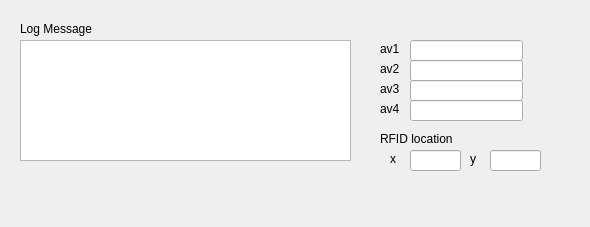
This is dialog.ui in gdkim4137/EKF as Qt 5 draws it before an edit. The edited form follows.
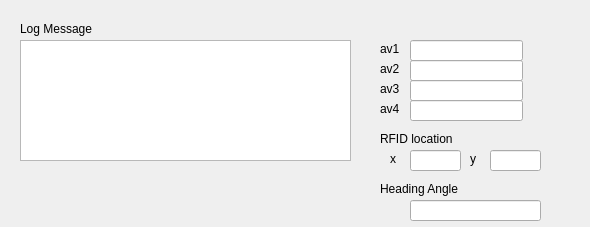
This is the edited form.

```diff
--- a/dialog.ui
+++ b/dialog.ui
@@ -187,6 +187,29 @@
     <string>y</string>
    </property>
   </widget>
+  <widget class="QLabel" name="label_9">
+   <property name="geometry">
+    <rect>
+     <x>380</x>
+     <y>180</y>
+     <width>161</width>
+     <height>17</height>
+    </rect>
+   </property>
+   <property name="text">
+    <string>Heading Angle</string>
+   </property>
+  </widget>
+  <widget class="QLineEdit" name="heading_angle">
+   <property name="geometry">
+    <rect>
+     <x>410</x>
+     <y>200</y>
+     <width>131</width>
+     <height>21</height>
+    </rect>
+   </property>
+  </widget>
  </widget>
  <layoutdefault spacing="6" margin="11"/>
  <resources/>
```
